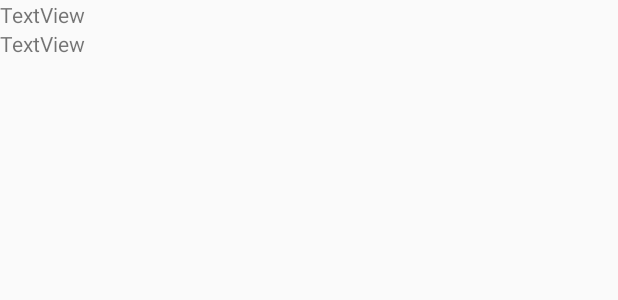
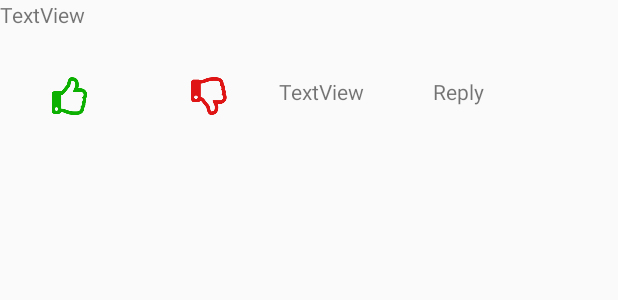
Before and after one commit to zryan2/CultureShock, an Android app: the layout fragment_comments_display.xml on its own in the app's theme, with its tools: preview values and no code run, on a phone screen of 412 x 824 dp. Shown: the top 300 px of the screen. Run offline under Robolectric (Android 15) with nearby library versions, the phone set to English and light mode, and no system bars.

Commit message:
Updated comment system - Added thumbs up and thumbs down - Priority and Reply

```diff
--- a/app/src/main/java/com/example/ryan/cultureshock/CommentList.java
+++ b/app/src/main/java/com/example/ryan/cultureshock/CommentList.java
@@ -37,7 +37,8 @@ public class CommentList extends ArrayAdapter<CommentData> {
         CommentData commentData = commentList.get(position);
 
         textViewComment.setText(commentData.getCommentText());
-        textViewPriority.setText(Integer.toString(commentData.getPriority()));
+//        textViewPriority.setText(Integer.toString(commentData.getPriority()));
+        textViewPriority.setText(commentData.getCommentId());
 
         return listViewItem;
     }
--- a/app/src/main/java/com/example/ryan/cultureshock/Comments.java
+++ b/app/src/main/java/com/example/ryan/cultureshock/Comments.java
@@ -7,6 +7,7 @@ import android.text.TextUtils;
 import android.view.LayoutInflater;
 import android.view.View;
 import android.view.ViewGroup;
+import android.widget.AdapterView;
 import android.widget.ArrayAdapter;
 import android.widget.Button;
 import android.widget.EditText;
@@ -45,7 +46,7 @@ public class Comments extends Fragment implements View.OnClickListener {
     public View onCreateView(LayoutInflater inflater, ViewGroup container,
                              Bundle savedInstanceState) {
         // Inflate the layout for this fragment
-        v=inflater.inflate(R.layout.fragment_comments, container, false);
+        v = inflater.inflate(R.layout.fragment_comments, container, false);
         databaseComments = FirebaseDatabase.getInstance().getReference("comments");
 
         commentText = (EditText) v.findViewById(R.id.commentText);
@@ -53,13 +54,16 @@ public class Comments extends Fragment implements View.OnClickListener {
 
         listViewComment = (ListView) v.findViewById(R.id.listViewComment);
         commentDataList = new ArrayList<>();
+
         submitBtn.setOnClickListener(this);
-//        submitBtn.setOnClickListener(new View.OnClickListener(){
-//            @Override
-//            public void onClick(View view){
-////                addComment();
-//            }
-//        });
+
+        listViewComment.setOnItemClickListener(new AdapterView.OnItemClickListener() {
+            @Override
+            public void onItemClick(AdapterView<?> adapterView, View view, int i, long l) {
+
+            }
+        });
+
         return v;
     }
 
@@ -87,7 +91,7 @@ public class Comments extends Fragment implements View.OnClickListener {
 
     public void onClick(View v){
         switch(v.getId()){
-            case R.id.submitBtn :
+            case R.id.submitBtn:
                 addComment();
                 break;
             default:
--- a/app/src/main/res/layout/fragment_comments.xml
+++ b/app/src/main/res/layout/fragment_comments.xml
@@ -6,6 +6,12 @@
     tools:context="com.example.ryan.cultureshock.Comments">
 
     <!-- TODO: Update blank fragment layout -->
+
+    <TextView
+        android:id="@+id/instructions"
+        android:layout_width="match_parent"
+        android:layout_height="wrap_content"
+        android:text="Please enter some cool stuff 140 character max." />
 
     <EditText
         android:id="@+id/commentText"
--- a/app/src/main/res/layout/fragment_comments_display.xml
+++ b/app/src/main/res/layout/fragment_comments_display.xml
@@ -1,18 +1,49 @@
 <?xml version="1.0" encoding="utf-8"?>
 <LinearLayout xmlns:android="http://schemas.android.com/apk/res/android"
+    xmlns:app="http://schemas.android.com/apk/res-auto"
     android:layout_width="match_parent"
     android:layout_height="match_parent"
-    android:orientation="vertical">
+    android:orientation="vertical"
+    android:layout_marginBottom="5dp">
 
     <TextView
         android:id="@+id/tvComment"
         android:layout_width="match_parent"
-        android:layout_height="wrap_content"
+        android:layout_height="51dp"
         android:text="TextView" />
 
-    <TextView
-        android:id="@+id/tvPriority"
+    <LinearLayout
         android:layout_width="match_parent"
-        android:layout_height="wrap_content"
-        android:text="TextView" />
+        android:layout_height="match_parent"
+        android:orientation="horizontal">
+
+        <ImageView
+            android:id="@+id/thumbsUp"
+            android:layout_width="4dp"
+            android:layout_height="25dp"
+            android:layout_weight="1"
+            app:srcCompat="@drawable/green_thumbs" />
+
+        <ImageView
+            android:id="@+id/thumbsDown"
+            android:layout_width="4dp"
+            android:layout_height="25dp"
+            android:layout_weight="1"
+            app:srcCompat="@drawable/red_down" />
+
+        <TextView
+            android:id="@+id/tvPriority"
+            android:layout_width="13dp"
+            android:layout_height="32dp"
+            android:layout_weight="1"
+            android:text="TextView" />
+
+        <TextView
+            android:id="@+id/replyButton"
+            android:layout_width="wrap_content"
+            android:layout_height="wrap_content"
+            android:layout_weight="1"
+            android:text="Reply" />
+    </LinearLayout>
+
 </LinearLayout>
```
Also changed, not shown: app/src/main/res/drawable/green_thumbs.png (added), app/src/main/res/drawable/red_down.png (added).
